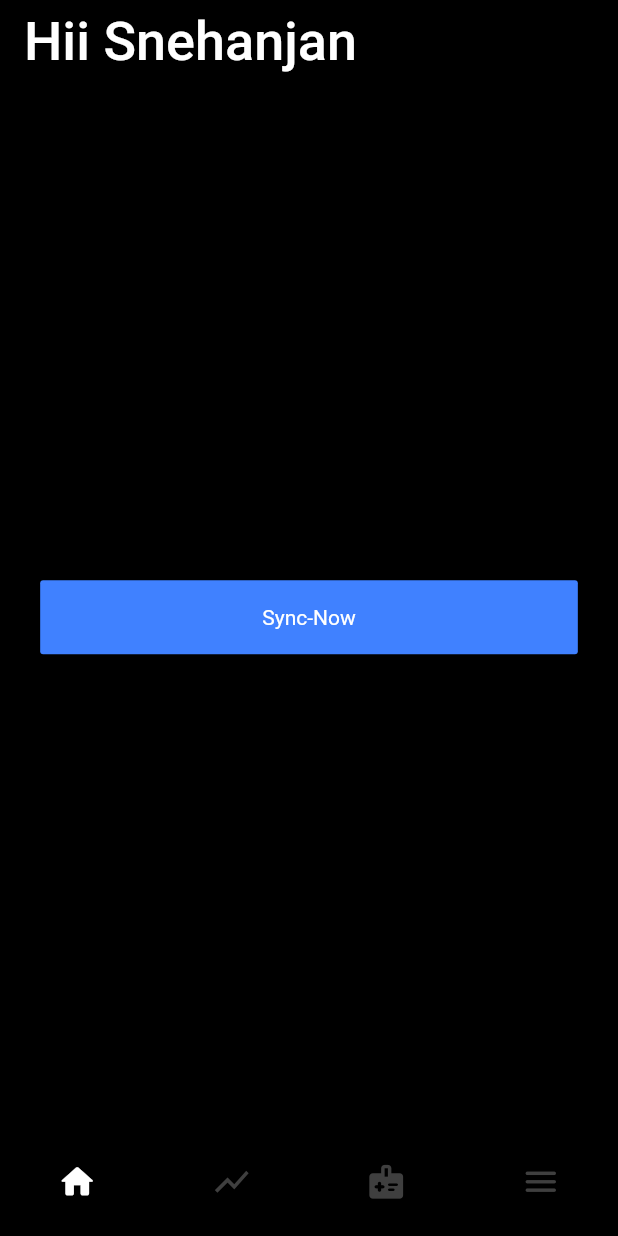
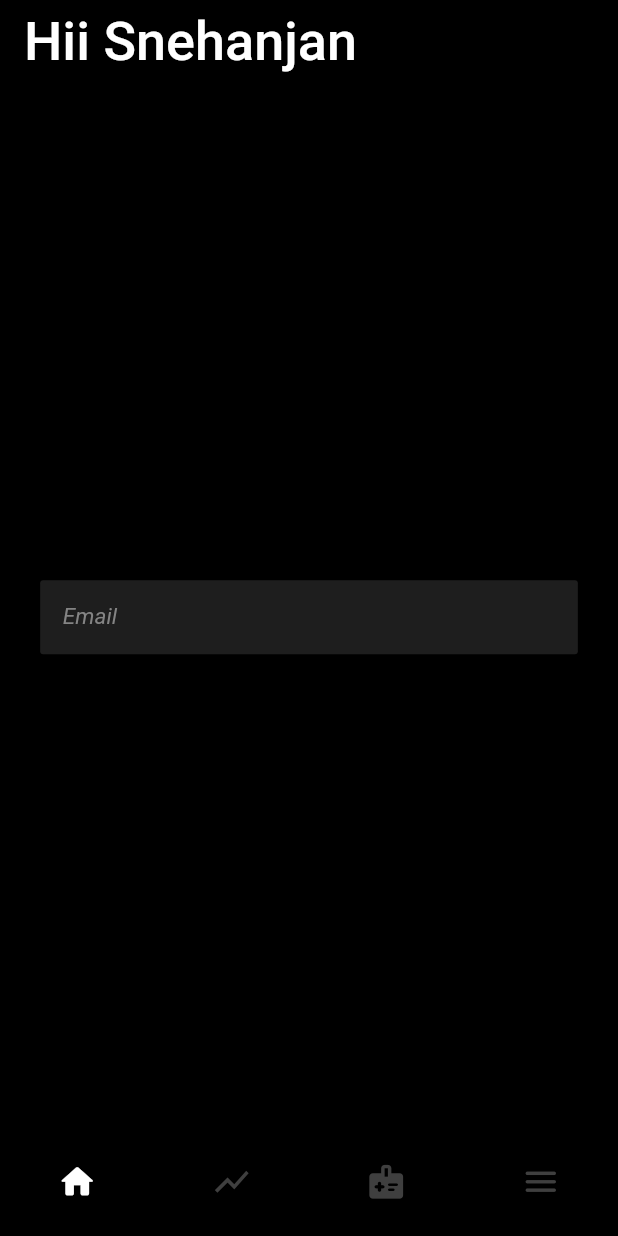
Before and after one commit to tanmoysrt/optum_hackathon_flutter_front, a Flutter app: the screen it shows after launch, on a phone screen of 412 x 824 dp. Run offline on Flutter 3.47's test engine with Material 2 defaults, Android fonts, the phone set to English and light mode, and no system bars; our stand-ins replace fl_chart; Roboto replaces fonts that are missing (Rounded).

```diff
--- a/lib/Pages/home.dart
+++ b/lib/Pages/home.dart
@@ -1,18 +1,41 @@
 import 'package:flutter/material.dart';
-import 'package:optum_hackathon/components/button.dart';
-import 'package:optum_hackathon/components/horizontal_card.dart';
 
 class HomePage extends StatelessWidget {
-
 // have to use thsi container with inkwell to insert button functions
   @override
   Widget build(BuildContext context) {
-    double buttonWidth = MediaQuery.of(context).size.width*0.87;
-    double buttonHeight = MediaQuery.of(context).size.height*0.06;
+    double buttonWidth = MediaQuery.of(context).size.width * 0.87;
+    double buttonHeight = MediaQuery.of(context).size.height * 0.06;
 
-    return  Scaffold(
+    return Scaffold(
       body: Center(
-        child: buttonMulti(textInside: 'Sync-Now',)
+        child: Padding(
+          padding: const EdgeInsets.symmetric(horizontal: 0),
+          child: Container(
+            width: buttonWidth,
+            height: buttonHeight,
+            decoration: const BoxDecoration(
+                color: Color(0xff1E1E1E),
+                borderRadius: BorderRadius.all(Radius.circular(2))),
+            child: const Padding(
+              padding: EdgeInsets.symmetric(horizontal: 15.0),
+              child: TextField(
+                style: TextStyle(color: Colors.white,fontSize: 15,fontFamily: 'Rounded'),
+                keyboardType: TextInputType.emailAddress,
+                cursorColor: Color(0xff848484),
+                decoration: InputDecoration(
+                  hintText: 'Email',
+                  hintStyle: TextStyle(
+                      color: Color(0xff848484),
+                      fontStyle: FontStyle.italic,
+                      fontFamily: 'Rounded'),
+                  border: InputBorder.none,
+                  focusColor: Colors.grey,
+                ),
+              ),
+            ),
+          ),
+        ),
       ),
     );
   }
--- a/pubspec.yaml
+++ b/pubspec.yaml
@@ -34,6 +34,7 @@ dependencies:
   # The following adds the Cupertino Icons font to your application.
   # Use with the CupertinoIcons class for iOS style icons.
   cupertino_icons: ^1.0.2
+  fl_chart: ^0.55.2
 
 dev_dependencies:
   flutter_test:
```
Also changed, not shown: lib/components/input_box.dart (+37 -0 lines), lib/components/vertical_card.dart (+121 -0 lines), pubspec.lock.
